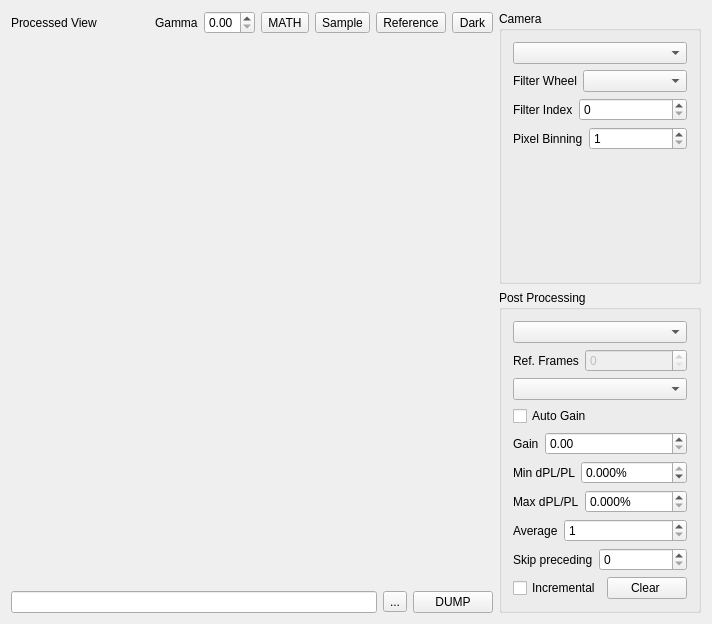
The window that modules/optics/odmrimagingform.ui (northriv/KAME) describes before a commit, drawn with Qt 5.
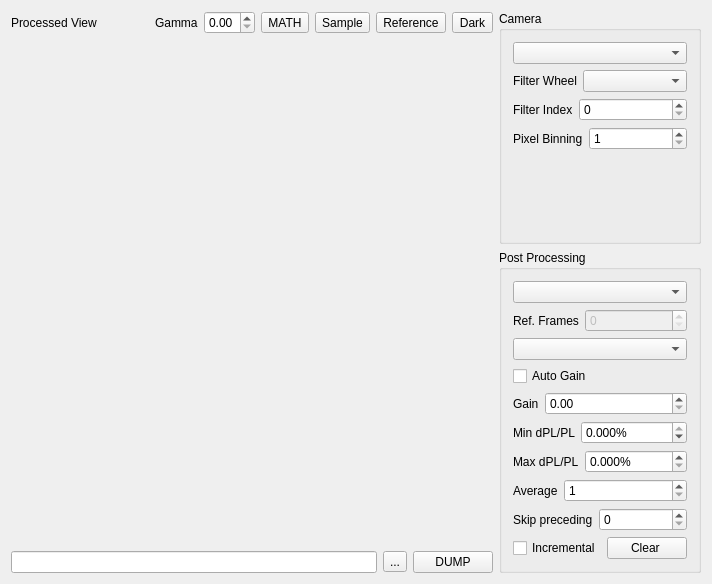
The same window after the commit. Custom widgets are drawn as their Qt base class.

What changed in the file:
```diff
--- a/modules/optics/odmrimagingform.ui
+++ b/modules/optics/odmrimagingform.ui
@@ -7,7 +7,7 @@
     <x>0</x>
     <y>0</y>
     <width>712</width>
-    <height>624</height>
+    <height>584</height>
    </rect>
   </property>
   <property name="windowTitle">
@@ -483,6 +483,9 @@
        </item>
        <item>
         <spacer name="verticalSpacer">
+         <property name="orientation">
+          <enum>Qt::Orientation::Vertical</enum>
+         </property>
          <property name="sizeHint" stdset="0">
           <size>
            <width>20</width>
```
Left out of the diff: 2 changed lines with no effect on the pictures.
